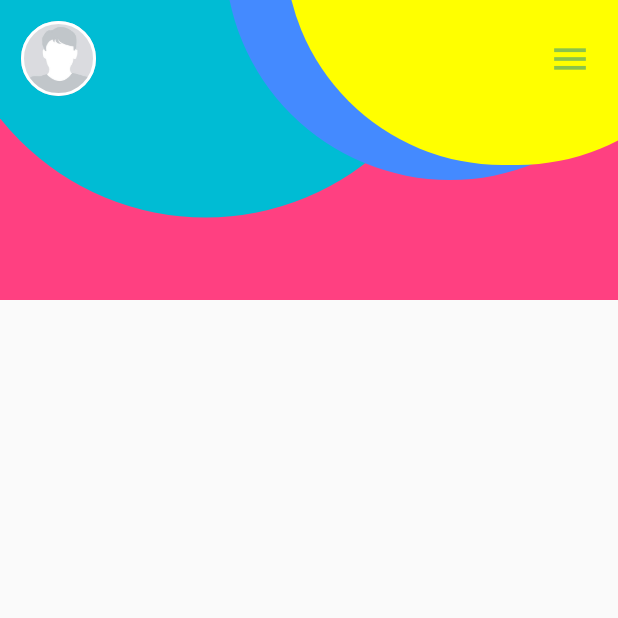
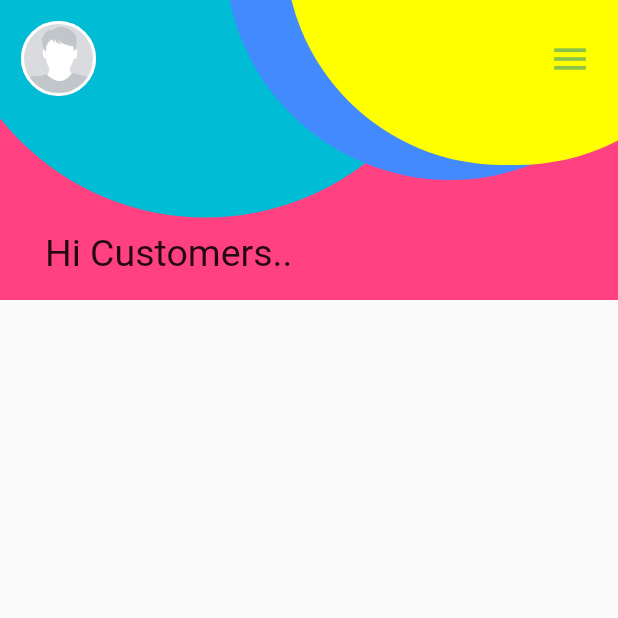
Before and after one commit to SamilaChanu95/ShoppingApp, a Flutter app: the screen it shows after launch, on a phone screen of 412 x 824 dp, the top half of it. Run offline on Flutter 3.47's test engine with Material 2 defaults, Android fonts, the phone set to English and light mode, and no system bars.

Commit message:
Display welcome message by creating text content.

```diff
--- a/shoppingapp/lib/main.dart
+++ b/shoppingapp/lib/main.dart
@@ -136,6 +136,19 @@ class ShoppingApp extends StatelessWidget {
                             height: 15.0
                             ),
                           ],
+                        ),
+                        SizedBox(
+                          height: 90.0
+                          ),
+                        Padding(
+                          padding: EdgeInsets.only(left: 30.0),//padding ekata eft eke sita 15.0 ka durin
+                          child: Text(
+                            "Hi Customers..",
+                            style: TextStyle(
+                              fontSize: 25.0,
+                              fontWeight: FontWeight.normal
+                            ),
+                          ),
                         )
                       ],
                     )
```
